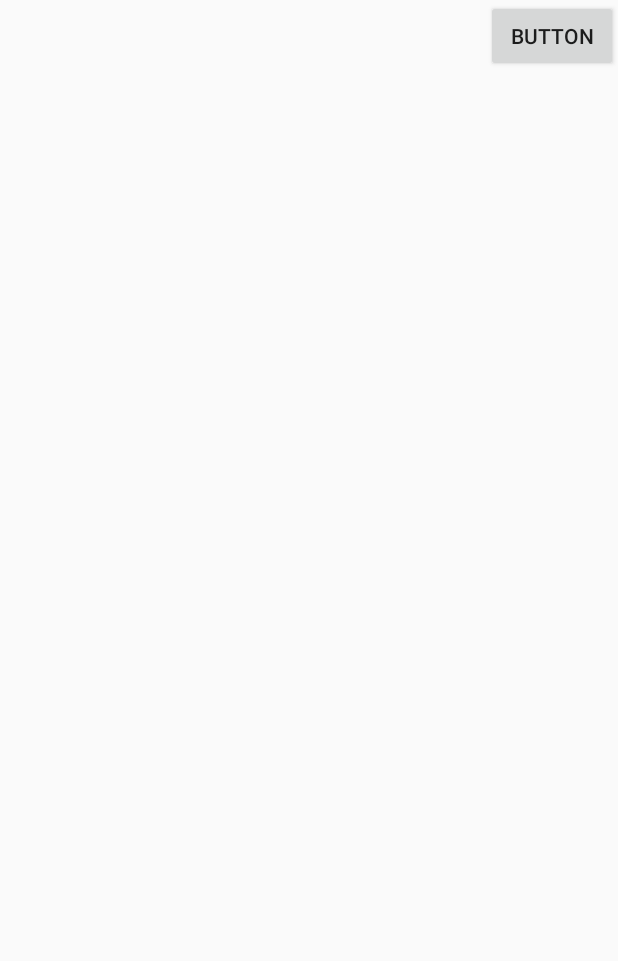
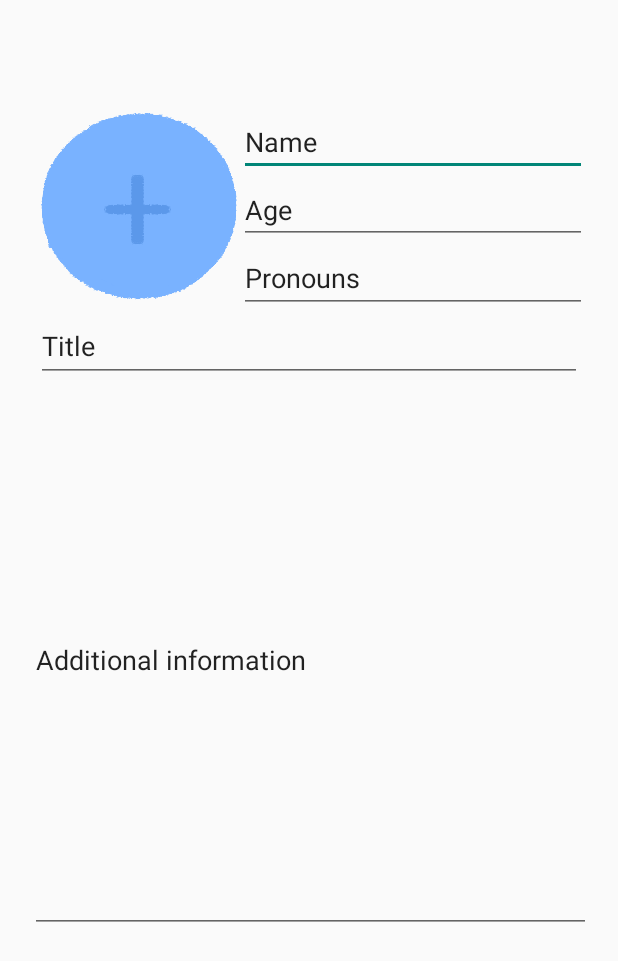
Before and after one commit to TheMage101/H22-GR5-who-did-that, an Android app: the MenuCreationPersonne screen opened directly, with no data from a screen before it, on a phone screen of 412 x 824 dp. Shown: the top 961 px of the screen. Run offline under Robolectric (Android 15) with nearby library versions, the phone set to English and light mode, and no system bars.

Commit message:
creation persone
-modifié menu creatioin pkerseonne

```diff
--- a/Project/app/src/main/res/layout/activity_menu_creation_personne.xml
+++ b/Project/app/src/main/res/layout/activity_menu_creation_personne.xml
@@ -4,13 +4,90 @@
     xmlns:tools="http://schemas.android.com/tools"
     android:layout_width="match_parent"
     android:layout_height="match_parent"
+    android:backgroundTint="#BAF0FF"
     tools:context=".MenuCreationPersonne">
 
     <Button
-        android:id="@+id/button10"
-        android:layout_width="wrap_content"
-        android:layout_height="wrap_content"
-        android:text="Button"
+        android:id="@+id/button7"
+        android:layout_width="135dp"
+        android:layout_height="135dp"
+        android:layout_marginStart="24dp"
+        android:layout_marginTop="72dp"
+        android:background="@drawable/add_profile_picture_icon"
+        android:foreground="@drawable/add_profile_picture_icon"
+        app:layout_constraintStart_toStartOf="parent"
+        app:layout_constraintTop_toTopOf="parent" />
+
+    <EditText
+        android:id="@+id/editTextPersonName"
+        android:layout_width="232dp"
+        android:layout_height="45dp"
+        android:ems="10"
+        android:inputType="textPersonName"
+        android:text="Name"
+        app:layout_constraintStart_toEndOf="@+id/button7"
+        app:layout_constraintTop_toTopOf="@+id/button7" />
+
+    <EditText
+        android:id="@+id/editTextPersonAge"
+        android:layout_width="232dp"
+        android:layout_height="45dp"
+        android:ems="10"
+        android:inputType="textPersonName"
+        android:text="Age"
+        app:layout_constraintStart_toEndOf="@+id/button7"
+        app:layout_constraintTop_toBottomOf="@+id/editTextPersonName" />
+
+    <EditText
+        android:id="@+id/editTextPersonPronounsa"
+        android:layout_width="232dp"
+        android:layout_height="46dp"
+        android:ems="10"
+        android:inputType="textPersonName"
+        android:text="Pronouns"
+        app:layout_constraintStart_toEndOf="@+id/button7"
+        app:layout_constraintTop_toBottomOf="@+id/editTextPersonAge" />
+
+    <ScrollView
+        android:id="@+id/scrollView2"
+        android:layout_width="391dp"
+        android:layout_height="357dp"
+        android:layout_marginBottom="20dp"
+        app:layout_constraintBottom_toBottomOf="parent"
         app:layout_constraintEnd_toEndOf="parent"
-        app:layout_constraintTop_toTopOf="parent" />
+        app:layout_constraintHorizontal_bias="0.571"
+        app:layout_constraintStart_toStartOf="parent"
+        app:layout_constraintTop_toBottomOf="@+id/editTextTextPersonName4"
+        app:layout_constraintVertical_bias="0.0">
+
+        <LinearLayout
+            android:layout_width="match_parent"
+            android:layout_height="wrap_content"
+            android:orientation="vertical" />
+
+
+    </ScrollView>
+
+    <EditText
+        android:id="@+id/editTextTextPersonName4"
+        android:layout_width="364dp"
+        android:layout_height="47dp"
+        android:ems="10"
+        android:inputType="textPersonName"
+        android:text="Title"
+        app:layout_constraintStart_toStartOf="@+id/button7"
+        app:layout_constraintTop_toBottomOf="@+id/button7" />
+
+    <EditText
+        android:id="@+id/editTextTextPersonName5"
+        android:layout_width="374dp"
+        android:layout_height="364dp"
+        android:layout_marginTop="3dp"
+        android:ems="10"
+        android:inputType="textPersonName"
+        android:text="Additional information"
+        app:layout_constraintEnd_toEndOf="parent"
+        app:layout_constraintHorizontal_bias="0.52"
+        app:layout_constraintStart_toStartOf="parent"
+        app:layout_constraintTop_toBottomOf="@+id/editTextTextPersonName4" />
 </androidx.constraintlayout.widget.ConstraintLayout>
```
Also changed, not shown: Project/app/src/main/res/drawable/add_profile_picture_icon.png (added).
